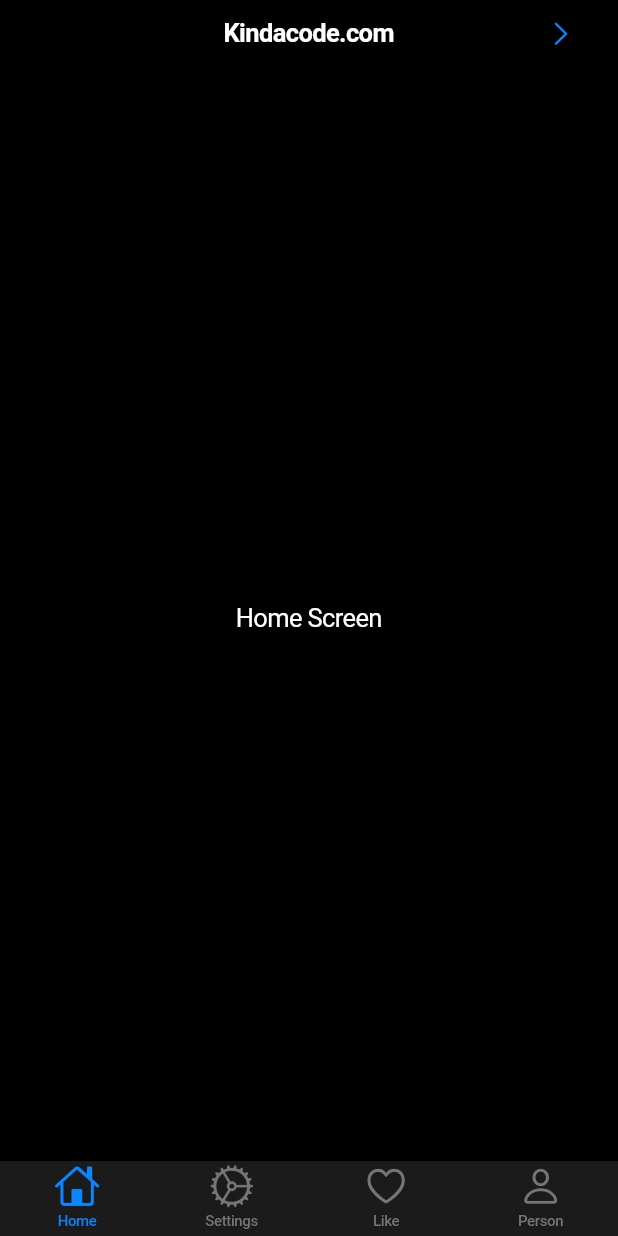
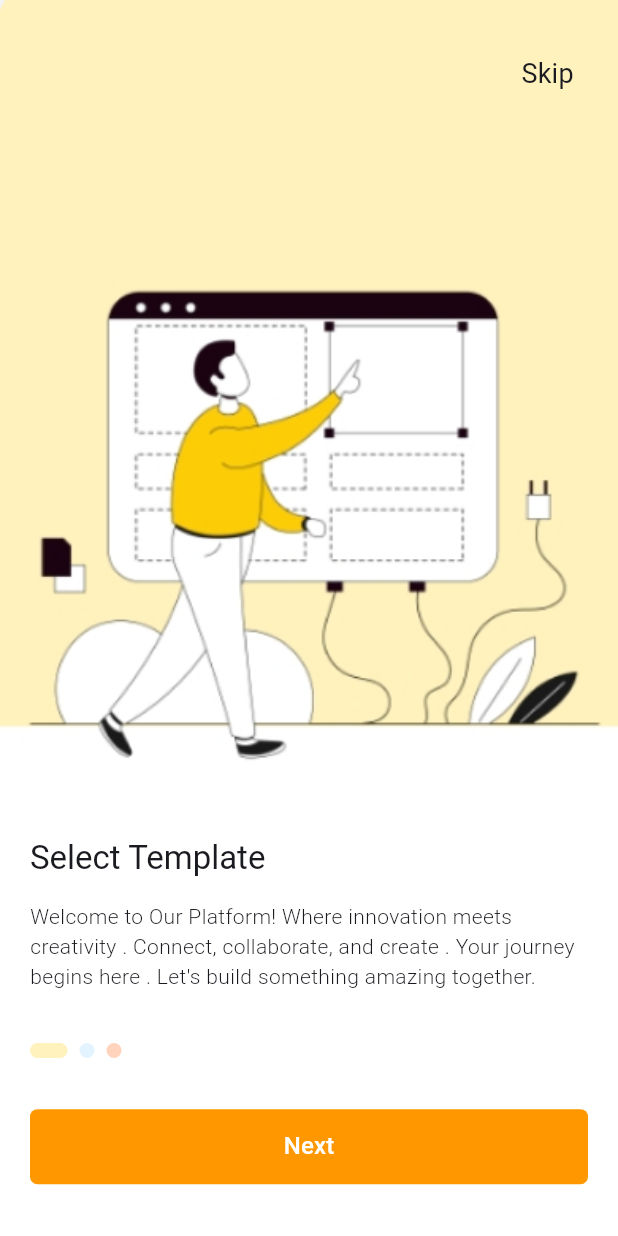
Before and after one commit to Aksharpatel06/adv_flutter_ch2, a Flutter app: the screen it shows after launch, on a phone screen of 412 x 824 dp. Run offline on Flutter 3.47's test engine with Material 3 defaults, Android fonts, the phone set to English and light mode, and no system bars.

Commit message:
13-05-2024

```diff
--- /dev/null
+++ b/lib/ch_2/task_5/view/componects/bottom_style.dart
@@ -0,0 +1,70 @@
+import 'package:flutter/cupertino.dart';
+import 'package:flutter/material.dart';
+import 'package:provider/provider.dart';
+
+import 'slider.dart';
+
+Container introTextandButtom(
+    {required BuildContext context,
+    double? height1,
+    double? width1,
+    double? height2,
+    double? width2,
+    double? height3,
+    double? width3,
+    String? title,
+    String? subtitle,
+    String? buttomntext,
+    Color? color}) {
+  return Container(
+    height: 300,
+    width: double.infinity,
+    color: Colors.white,
+    child: Padding(
+      padding: const EdgeInsets.all(20.0),
+      child: Column(
+        crossAxisAlignment: CrossAxisAlignment.start,
+        mainAxisAlignment: MainAxisAlignment.spaceEvenly,
+        children: [
+          Text(
+            title!,
+            style:
+                Theme.of(context).textTheme.titleLarge!.copyWith(fontSize: 22),
+          ),
+          Text(
+            subtitle!,
+            style: TextStyle(height: 1.4,fontWeight: FontWeight.w300),
+          ),
+          SizedBox(height: 5,),
+          slider(
+              height1: height1,
+              width1: width1,
+              height2: height2,
+              width2: width2,
+              height3: height3,
+              width3: width3),
+          SizedBox(height: 5,),
+          CupertinoButton(
+            padding: EdgeInsets.zero,
+            onPressed: () {
+
+            },
+            child: Container(
+              height: 50,
+              alignment: Alignment.center,
+              decoration: BoxDecoration(
+                  color: color, borderRadius: BorderRadius.circular(5)),
+              child: Text(
+                buttomntext!,
+                style: Theme.of(context)
+                    .textTheme
+                    .titleMedium!
+                    .copyWith(color: Colors.white),
+              ),
+            ),
+          )
+        ],
+      ),
+    ),
+  );
+}
--- /dev/null
+++ b/lib/ch_2/task_5/view/componects/intro_template_screen.dart
@@ -0,0 +1,60 @@
+import 'package:flutter/material.dart';
+
+import 'bottom_style.dart';
+
+class IntroTemplateScreen extends StatelessWidget {
+  const IntroTemplateScreen({super.key});
+
+  @override
+  Widget build(BuildContext context) {
+    return Container(
+      color: Color(0xffFFF2BD),
+      child: Center(
+        child: Container(
+          decoration: BoxDecoration(
+              image: DecorationImage(
+                  image: AssetImage('asset/img/img_1.png'), fit: BoxFit.cover)),
+          child: Column(
+            children: [
+              SizedBox(
+                height: 25,
+              ),
+              Row(
+                children: [
+                  Spacer(),
+                  TextButton(
+                    onPressed: () {},
+                    child: Text(
+                      'Skip',
+                      style: Theme.of(context)
+                          .textTheme
+                          .titleMedium!
+                          .copyWith(fontWeight: FontWeight.w400, fontSize: 18),
+                    ),
+                  ),
+                  SizedBox(
+                    width: 15,
+                  )
+                ],
+              ),
+              Spacer(),
+              introTextandButtom(
+                  context: context,
+                  height1: 10,
+                  width1: 25,
+                  height2: 10,
+                  width2: 10,
+                  height3: 10,
+                  width3: 10,
+                  title: "Select Template",
+                  subtitle:
+                      "Welcome to Our Platform! Where innovation meets creativity . Connect, collaborate, and create . Your journey begins here . Let's build something amazing together.",
+                  buttomntext: "Next",
+                  color: Colors.orange)
+            ],
+          ),
+        ),
+      ),
+    );
+  }
+}
--- /dev/null
+++ b/lib/ch_2/task_5/view/home_screen.dart
@@ -0,0 +1,22 @@
+import 'package:adv_flutter_ch2/ch_2/task_5/view/componects/intro_template_screen.dart';
+import 'package:adv_flutter_ch2/ch_2/task_5/view/componects/intro_working_screen.dart';
+import 'package:flutter/material.dart';
+
+import 'componects/intro_plan_screen.dart';
+
+class HomeScreen extends StatelessWidget {
+  const HomeScreen({super.key});
+
+  @override
+  Widget build(BuildContext context) {
+    return Scaffold(
+      body:PageView(
+        children: [
+          IntroTemplateScreen(),
+          IntroPlanScreen(),
+          IntroWorkingScreen(),
+        ],
+      ),
+    );
+  }
+}
--- a/lib/main.dart
+++ b/lib/main.dart
@@ -1,6 +1,7 @@
 import 'package:adv_flutter_ch2/ch_2/task_1/provider/picker_provider.dart';
 import 'package:adv_flutter_ch2/ch_2/task_4/provider/sliding_segment_provider.dart';
 import 'package:adv_flutter_ch2/ch_2/task_4/view/cupertinoslider/cupertino_slider.dart';
+import 'package:adv_flutter_ch2/ch_2/task_5/view/home_screen.dart';
 import 'package:flutter/cupertino.dart';
 import 'package:provider/provider.dart';
 
@@ -92,18 +93,33 @@ void main() {
 // }
 
 //task 2.4
+//
+// class MyApp extends StatelessWidget {
+//   const MyApp({super.key});
+//
+//   @override
+//   Widget build(BuildContext context) {
+//     return CupertinoApp(
+//       theme: CupertinoThemeData(
+//         brightness: Provider.of<SlidingProvider>(context).themebrigtness,
+//       ),
+//       debugShowCheckedModeBanner: false,
+//       home: const CupertinoBottomTab(),
+//     );
+//   }
+// }
 
+
+
+//task 2.5
 class MyApp extends StatelessWidget {
   const MyApp({super.key});
 
   @override
   Widget build(BuildContext context) {
-    return CupertinoApp(
-      theme: CupertinoThemeData(
-        brightness: Provider.of<SlidingProvider>(context).themebrigtness,
-      ),
+    return const CupertinoApp(
       debugShowCheckedModeBanner: false,
-      home: const CupertinoBottomTab(),
+      home: HomeScreen(),
     );
   }
 }
```
Also changed, not shown: lib/ch_2/task_5/view/componects/intro_plan_screen.dart (added, +67 -0 lines), lib/ch_2/task_5/view/componects/intro_working_screen.dart (added, +56 -0 lines), lib/ch_2/task_5/view/componects/slider.dart (added, +42 -0 lines), asset/img/img1.jpg (added), asset/img/img2.jpg (added), asset/img/img_1.png (added), asset/img/img_2.png (added), asset/img/img_3.png (added).
